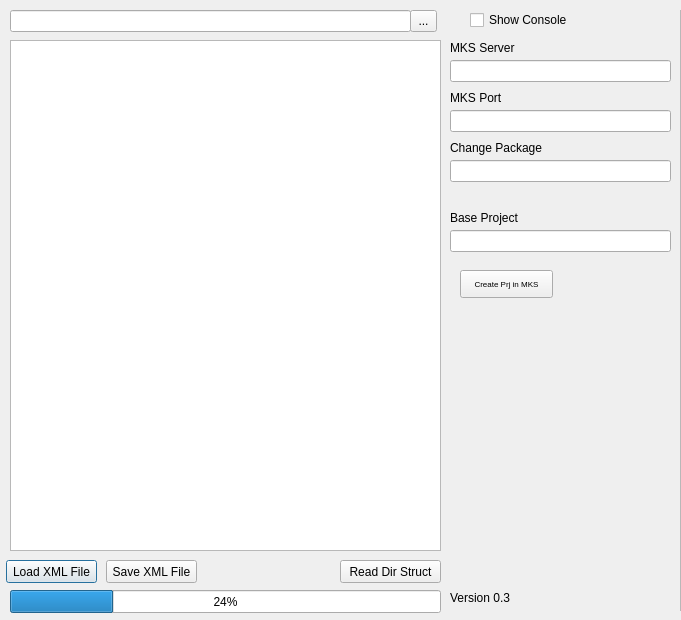
First picture: the form in maindialog.ui, repository dmmacs/Integrity_Folder_Structure, before the edit.
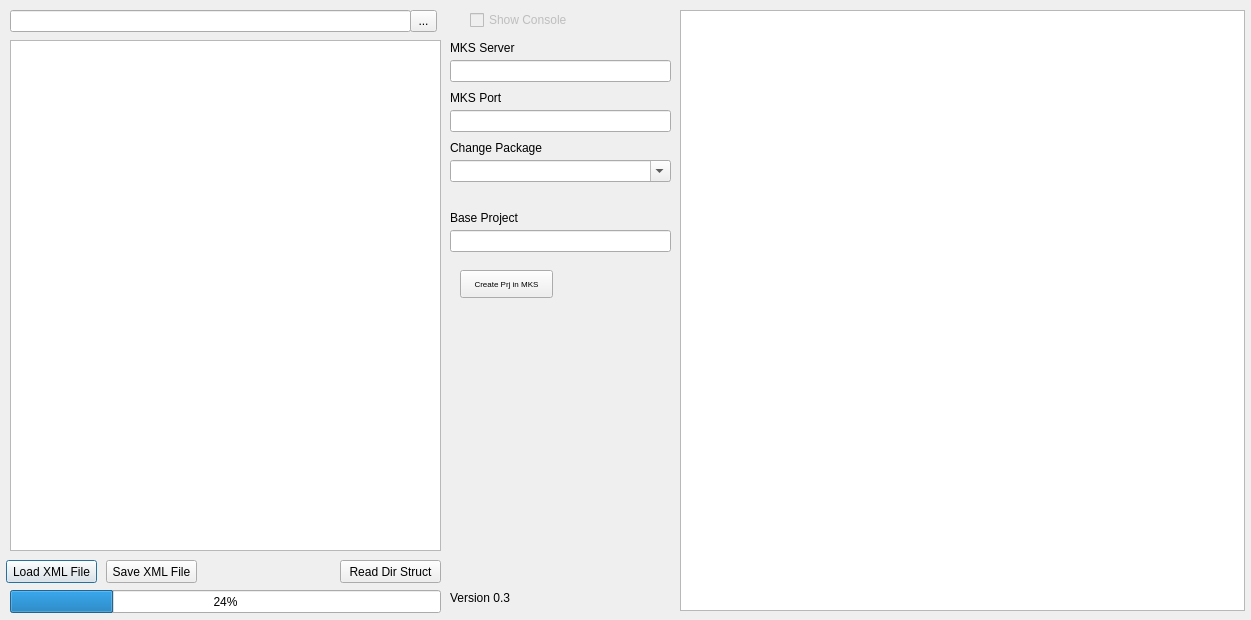
Second picture: the form after the edit. Icons and pictures are not drawn. Custom widgets are drawn as their Qt base class.

Patch:
```diff
--- a/maindialog.ui
+++ b/maindialog.ui
@@ -6,7 +6,7 @@
    <rect>
     <x>0</x>
     <y>0</y>
-    <width>681</width>
+    <width>1251</width>
     <height>620</height>
    </rect>
   </property>
@@ -211,19 +211,6 @@
     <string>Change Package</string>
    </property>
   </widget>
-  <widget class="MyLineEditClass" name="changePackageEdit">
-   <property name="geometry">
-    <rect>
-     <x>450</x>
-     <y>160</y>
-     <width>221</width>
-     <height>22</height>
-    </rect>
-   </property>
-   <property name="text">
-    <string/>
-   </property>
-  </widget>
   <widget class="QTextEdit" name="Commands">
    <property name="geometry">
     <rect>
@@ -251,6 +238,9 @@
    </property>
   </widget>
   <widget class="QCheckBox" name="ConsoleCheck">
+   <property name="enabled">
+    <bool>false</bool>
+   </property>
    <property name="geometry">
     <rect>
      <x>470</x>
@@ -263,6 +253,22 @@
     <string>Show Console</string>
    </property>
   </widget>
+  <widget class="QComboBox" name="changePackageEdit">
+   <property name="geometry">
+    <rect>
+     <x>450</x>
+     <y>160</y>
+     <width>221</width>
+     <height>22</height>
+    </rect>
+   </property>
+   <property name="editable">
+    <bool>true</bool>
+   </property>
+   <property name="currentText">
+    <string/>
+   </property>
+  </widget>
  </widget>
  <layoutdefault spacing="6" margin="11"/>
  <customwidgets>
```
